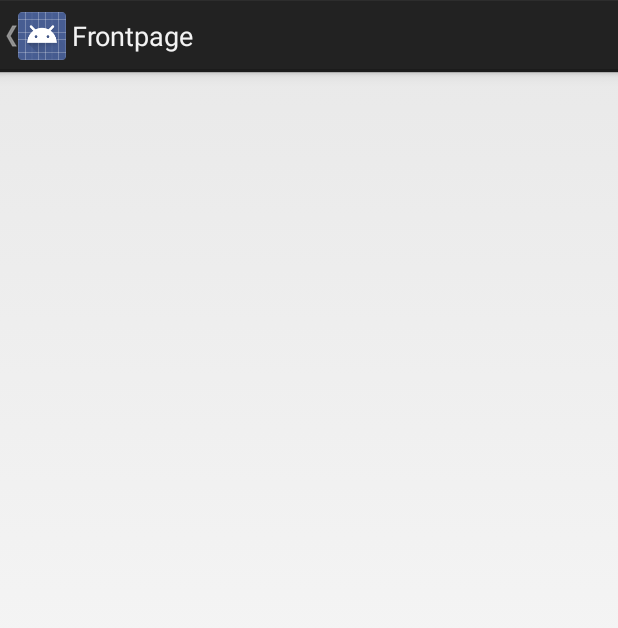
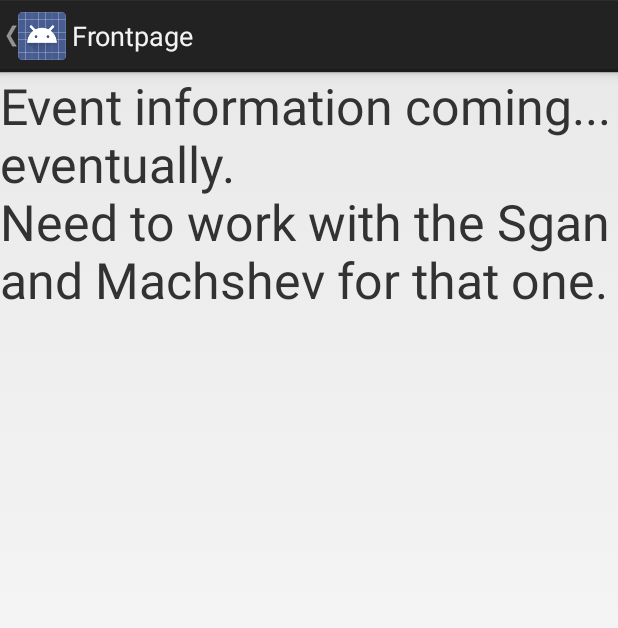
Before and after one commit to ischeinkman/OfficialRamonApp, an Android app: the screen it shows after launch (FrontPage), after a tap on "Frontpage", on a phone screen of 412 x 824 dp. Shown: the top 628 px of the screen. Run offline under Robolectric (Android 15) with nearby library versions, the phone set to English and light mode, and no system bars; 3 statements that could not run were skipped.

Commit message:
Fixed a glitch where only a specific Aleph X's contact info would be viewable, as well as made the contact page a ScrollView. Also changed some Coming Soon messages.

```diff
--- a/app/build.gradle
+++ b/app/build.gradle
@@ -3,11 +3,10 @@ apply plugin: 'com.android.application'
 android {
     compileSdkVersion 19
     buildToolsVersion "20.0.0"
-
     defaultConfig {
         applicationId "org.ramonaza.officialramonapp"
         minSdkVersion 15
-        targetSdkVersion 20
+        targetSdkVersion 19
         versionCode 1
         versionName "1.0"
     }
@@ -17,6 +16,8 @@ android {
             proguardFiles getDefaultProguardFile('proguard-android.txt'), 'proguard-rules.pro'
         }
     }
+    productFlavors {
+    }
 }
 
 dependencies {
@@ -24,5 +25,4 @@ dependencies {
     compile 'com.android.support:support-v4:20.0.0'
     //compile 'org.jsoup:jsoup:1.8.1'
     compile 'com.opencsv:opencsv:3.1'
-
 }
--- a/app/src/main/java/org/ramonaza/officialramonapp/Contact.java
+++ b/app/src/main/java/org/ramonaza/officialramonapp/Contact.java
@@ -25,28 +25,22 @@ public class Contact {
         this.phoneNumber=args[5];
      }
     public String getName(){
-        Log.d("DEBUG",String.format("%s.getName() called; returning %s",this.name,this.name));
         return this.name;
     }
     public String getEmail(){
-        Log.d("DEBUG",String.format("%s.getEmail() called; returning %s",this.name,this.email));
         return this.email;
     }
     public String getSchool(){
-        Log.d("DEBUG",String.format("%s.getSchool() called; returning %s",this.name,this.school));
         return this.school;
     }
     public String getPhoneNumber(){
-        Log.d("DEBUG",String.format("%s.getPhoneNumber() called; returning %s",this.name,this.phoneNumber));
         return this.phoneNumber;
     }
 
     public String getYear(){
-        Log.d("DEBUG",String.format("%s.getYear() called; returning %s",this.name,this.year));
         return this.year;
     }
     public String getAddress(){
-        Log.d("DEBUG",String.format("%s.getAddress() called; returning %s",this.name,this.address));
         return this.address;
     }
 }
--- a/app/src/main/java/org/ramonaza/officialramonapp/ContactAlephFragment.java
+++ b/app/src/main/java/org/ramonaza/officialramonapp/ContactAlephFragment.java
@@ -4,7 +4,6 @@ import android.app.ActionBar;
 import android.app.Activity;
 import android.app.Fragment;
 import android.os.Bundle;
-import android.util.Log;
 import android.view.LayoutInflater;
 import android.view.View;
 import android.view.ViewGroup;
@@ -41,7 +40,6 @@ public class ContactAlephFragment extends Fragment{
         TextView information=new TextView(getActivity());
         information.setTextSize(22);
         String infoDump=String.format("Name:   %s\nSchool:  %s\nEmail:  %s\nPhone:   %s\n",aleph.getName(),aleph.getSchool(),aleph.getEmail(),aleph.getPhoneNumber());
-        Log.d("DEBUG",infoDump);
         information.setText(infoDump);
         rootLayout.addView(information);
         return rootView;
--- a/app/src/main/java/org/ramonaza/officialramonapp/NavigationDrawerFragment.java
+++ b/app/src/main/java/org/ramonaza/officialramonapp/NavigationDrawerFragment.java
@@ -249,7 +249,7 @@ public class NavigationDrawerFragment extends Fragment {
         }
 
         if (item.getItemId() == R.id.action_settings) {
-            Toast.makeText(getActivity(), "Settings Coming Soon! Request them from your friendly neighborhood מחשב", Toast.LENGTH_SHORT).show();
+            Toast.makeText(getActivity(), "Settings Coming Soon!", Toast.LENGTH_SHORT).show();
             return true;
         }
 
--- a/app/src/main/res/layout/fragment_front_page.xml
+++ b/app/src/main/res/layout/fragment_front_page.xml
@@ -8,5 +8,10 @@
     android:layout_alignParentTop="true"
     android:layout_alignParentLeft="true"
     android:layout_alignParentStart="true">
-
+    <TextView
+        android:layout_width="fill_parent"
+        android:layout_height="fill_parent"
+        android:id="@+id/textviewfront"
+        android:text="Event information coming... eventually.\nNeed to work with the Sgan and Machshev for that one."
+        android:textSize="15pt"/>
     </LinearLayout>
```
Also changed, not shown: app/src/main/java/org/ramonaza/officialramonapp/ContactListFragment.java (+19 -14 lines), app/src/main/res/layout/fragment_contact_list_page.xml (+9 -2 lines).
